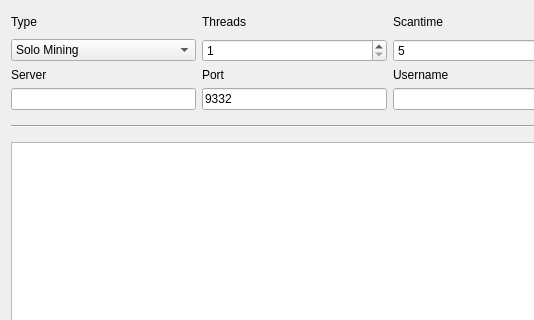
Old version of the form src/qt/forms/miningpage.ui in the repository goldcoin/goldcoin-0.7.5; both pictures show x 0 to 534 and y 0 to 320 of the 780 by 636 pixel window.
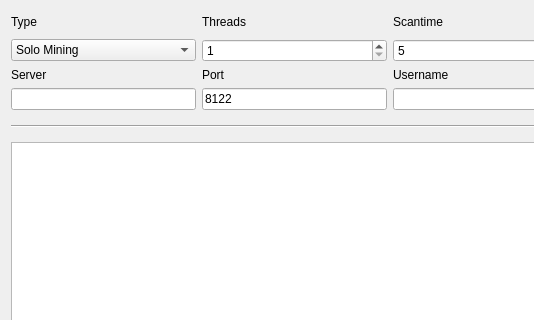
New version of the form.

The edit to the form file:
```diff
--- a/src/qt/forms/miningpage.ui
+++ b/src/qt/forms/miningpage.ui
@@ -231,10 +231,10 @@
       <bool>true</bool>
      </property>
      <property name="text">
-      <string>9332</string>
+      <string>8122</string>
      </property>
      <property name="value" stdset="0">
-      <number>9332</number>
+      <number>8122</number>
      </property>
     </widget>
    </item>
```
